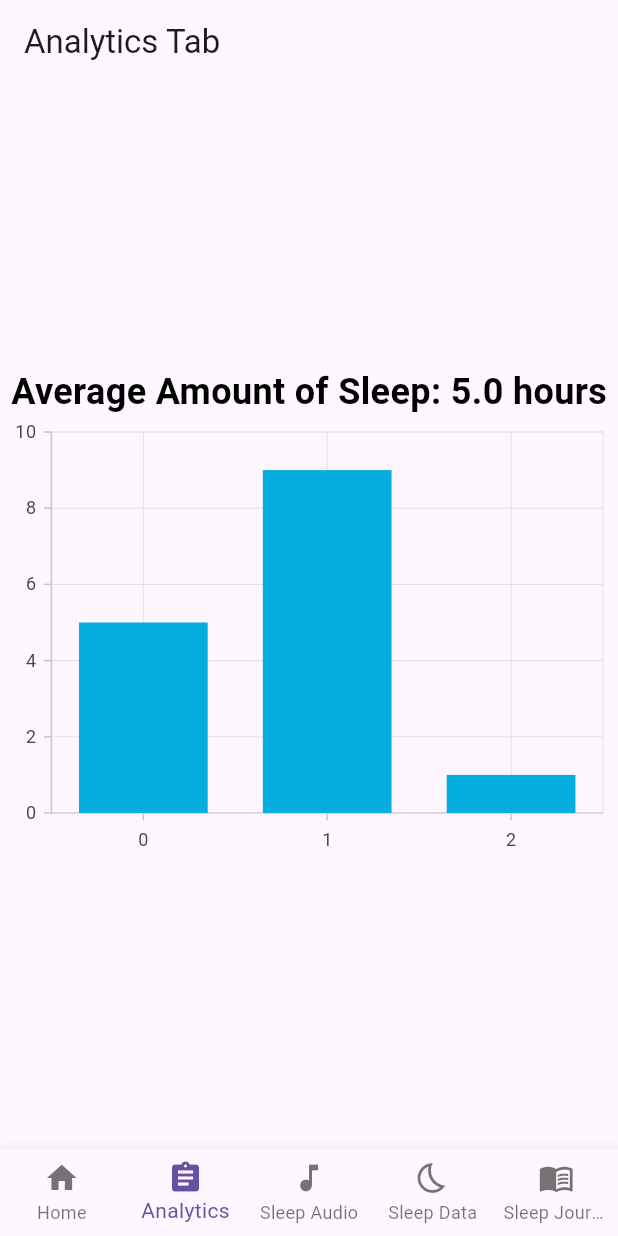
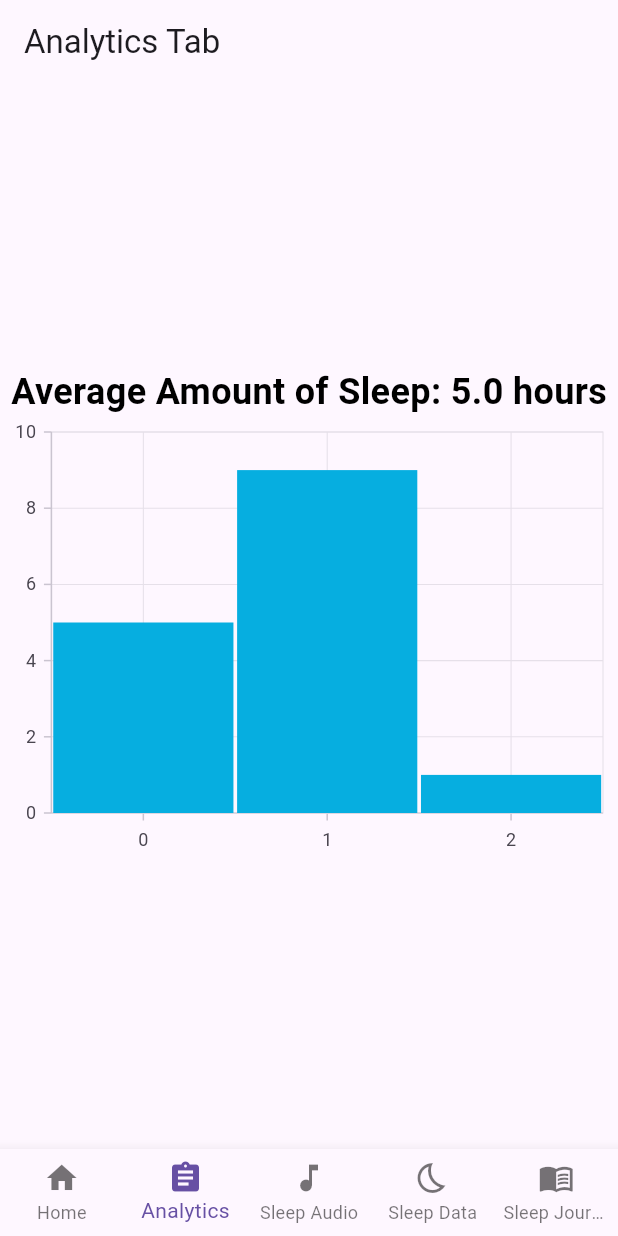
Before and after one commit to Cs3541/The-B-Teams-Project, a Flutter app: the screen it shows after launch, item 2 of the bottom bar chosen, on a phone screen of 412 x 824 dp. Run offline on Flutter 3.47's test engine with Material 3 defaults, Android fonts, the phone set to English and light mode, and no system bars; our stand-ins replace loading_animation_widget, syncfusion_flutter_charts.

Commit message:
Made the individual bars of the chart wider.

```diff
--- a/lib/views/analytics_screen.dart
+++ b/lib/views/analytics_screen.dart
@@ -42,6 +42,8 @@ class _AnalyticsListScreenState extends State<AnalyticsListScreen> {
 
                     xValueMapper: (SleepData data, int index) => index,
                     yValueMapper: (SleepData data, _) => data.hours,
+
+                    width: .98,
                   )
               ]
             )
```
